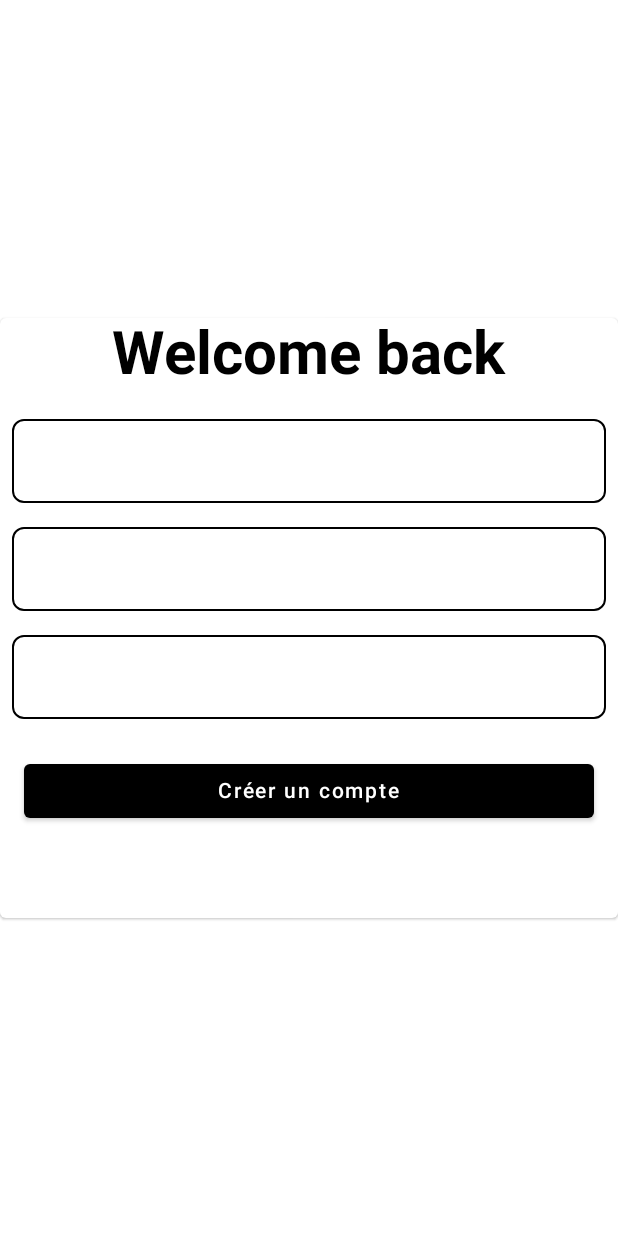
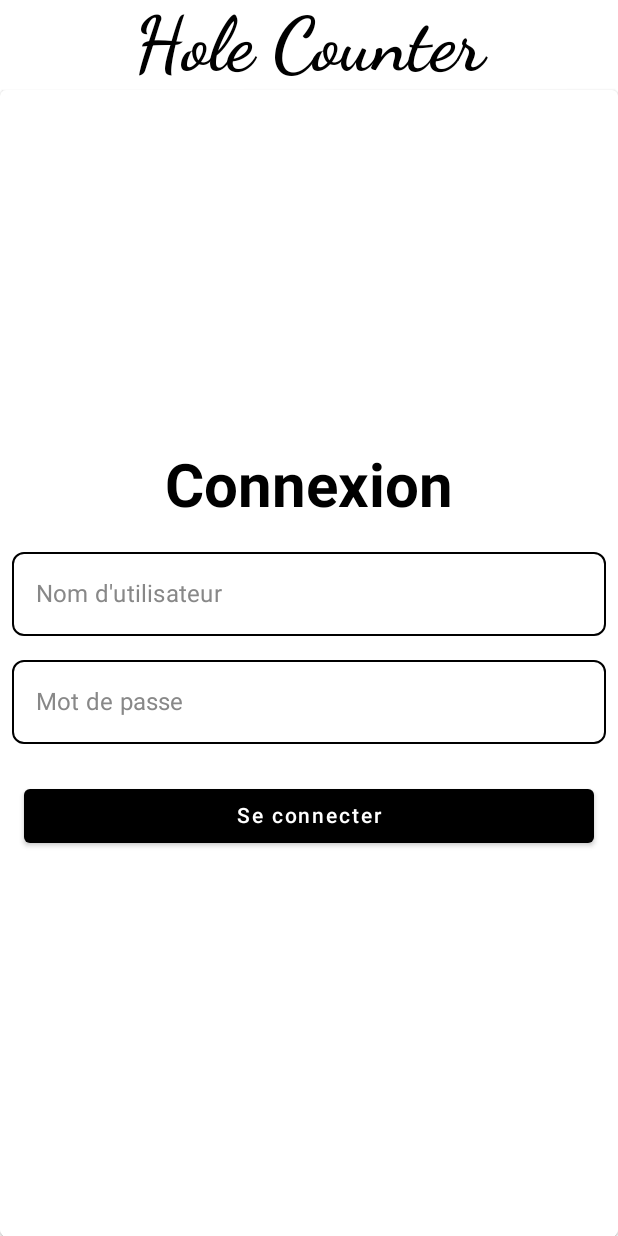
Before and after one commit to HoleCounterOrga/front-end, an Android app built with Jetpack Compose: the screen it shows after launch (MainActivity), after a tap on "Créer un compte", on a phone screen of 412 x 824 dp. Run offline under Robolectric (Android 15) with nearby library versions, the phone set to English and light mode, and no system bars; network calls fail; 2 statements that could not run were skipped.

Commit message:
[FEAT] Create Branch & Refacto Register & Login Component

```diff
--- a/shared/presentation/ui/src/commonMain/kotlin/com/hole/counter/presentation/ui/commons/components/CardComponent.kt
+++ b/shared/presentation/ui/src/commonMain/kotlin/com/hole/counter/presentation/ui/commons/components/CardLoginComponent.kt
@@ -1,5 +1,6 @@
 package com.hole.counter.presentation.ui.commons.components
 
+import androidx.compose.foundation.layout.Arrangement
 import androidx.compose.foundation.layout.Column
 import androidx.compose.foundation.layout.Spacer
 import androidx.compose.foundation.layout.fillMaxSize
@@ -11,6 +12,8 @@ import androidx.compose.material.ButtonDefaults
 import androidx.compose.material.Card
 import androidx.compose.material.Text
 import androidx.compose.runtime.Composable
+import androidx.compose.runtime.mutableStateOf
+import androidx.compose.runtime.remember
 import androidx.compose.ui.Alignment
 import androidx.compose.ui.Modifier
 import androidx.compose.ui.graphics.Color
@@ -19,44 +22,55 @@ import androidx.compose.ui.unit.dp
 import androidx.compose.ui.unit.sp
 
 @Composable
-fun CardComponent(
-    onRegisterClicked: () -> Unit,
-){
+fun CardLoginComponent(
+    onLoginClicked: () -> Unit,
+) {
     Card(
         modifier = Modifier
             .fillMaxWidth()
-            .height(400.dp)
+            .height(800.dp),
     ) {
         Column(
-            modifier = Modifier.fillMaxSize(),
-            horizontalAlignment = Alignment.CenterHorizontally // Centre horizontalement
+            modifier = Modifier
+                .fillMaxSize(),
+            verticalArrangement = Arrangement.Center, // Centre verticalement
+            horizontalAlignment = Alignment.CenterHorizontally, // Centre horizontalement
         ) {
-
             Text(
-                text = "Welcome back",
+                text = "Connexion",
                 fontSize = 40.sp,
                 fontWeight = FontWeight.Bold
             )
 
             Spacer(modifier = Modifier.height(12.dp))
 
-            TextFieldComponent(value = "", placeholder = "", onValueChange = {})
+            // Champ nom d'utilisateur
+            TextFieldComponent(
+                value = "",
+                placeholder = "Nom d'utilisateur",
+                onValueChange = {}
+            )
 
-            TextFieldComponent(value = "", placeholder = "", onValueChange = {})
+            // Champ mot de passe
+            TextFieldComponent(
+                value = "",
+                placeholder = "Mot de passe",
+                onValueChange = {}
+            )
 
-            TextFieldComponent(value = "", placeholder = "", onValueChange = {})
-
+            // Bouton de connexion (renvoie vers le formulaire de login)
             Button(
-                onClick = { onRegisterClicked() },
+                onClick = {
+                    onLoginClicked()
+                },
                 colors = ButtonDefaults.buttonColors(
                     backgroundColor = Color.Black, // Fond noir
                     contentColor = Color.White   // Texte blanc
                 ),
                 modifier = Modifier.fillMaxWidth().padding(16.dp) // Ajout de marges si nécessaire
             ) {
-                Text(text = "Créer un compte")
+                Text(text = "Se connecter")
             }
         }
-
     }
 }
--- /dev/null
+++ b/shared/presentation/ui/src/commonMain/kotlin/com/hole/counter/presentation/ui/commons/components/CardRegisterComponent.kt
@@ -0,0 +1,119 @@
+package com.hole.counter.presentation.ui.commons.components
+
+import androidx.compose.foundation.layout.Arrangement
+import androidx.compose.foundation.layout.Column
+import androidx.compose.foundation.layout.Spacer
+import androidx.compose.foundation.layout.fillMaxSize
+import androidx.compose.foundation.layout.fillMaxWidth
+import androidx.compose.foundation.layout.height
+import androidx.compose.foundation.layout.padding
+import androidx.compose.material.Button
+import androidx.compose.material.ButtonDefaults
+import androidx.compose.material.Card
+import androidx.compose.material.Text
+import androidx.compose.runtime.Composable
+import androidx.compose.runtime.mutableStateOf
+import androidx.compose.runtime.remember
+import androidx.compose.ui.Alignment
+import androidx.compose.ui.Modifier
+import androidx.compose.ui.graphics.Color
+import androidx.compose.ui.text.font.FontWeight
+import androidx.compose.ui.unit.dp
+import androidx.compose.ui.unit.sp
+
+@Composable
+fun CardRegisterComponent(
+    // Utilisé pour renvoyer vers le login si register ou déjà inscrit
+    onRegisterClicked: () -> Unit,
+) {
+    // States pour les champs de texte
+    val password = remember { mutableStateOf("") }
+    val confirmPassword = remember { mutableStateOf("") }
+    val passwordsMatch = password.value == confirmPassword.value
+
+    Card(
+        modifier = Modifier
+            .fillMaxWidth()
+            .height(800.dp),
+    ) {
+        Column(
+            modifier = Modifier
+                .fillMaxSize(),
+            verticalArrangement = Arrangement.Center, // Centre verticalement
+            horizontalAlignment = Alignment.CenterHorizontally, // Centre horizontalement
+        ) {
+            Text(
+                text = "Inscription",
+                fontSize = 40.sp,
+                fontWeight = FontWeight.Bold
+            )
+
+            Spacer(modifier = Modifier.height(12.dp))
+
+            // Champ nom d'utilisateur
+            TextFieldComponent(
+                value = "",
+                placeholder = "Nom d'utilisateur",
+                onValueChange = {}
+            )
+
+            // Champ adresse email
+            TextFieldComponent(
+                value = "",
+                placeholder = "Adresse Email",
+                onValueChange = {}
+            )
+
+            // Champ mot de passe
+            TextFieldComponent(
+                value = password.value,
+                placeholder = "Mot de passe",
+                onValueChange = { password.value = it }
+            )
+
+            // Champ confirmation du mot de passe
+            TextFieldComponent(
+                value = confirmPassword.value,
+                placeholder = "Confirmer le Mot de passe",
+                onValueChange = { confirmPassword.value = it }
+            )
+
+            // Renvoie une erreur si le password est vide ou ne correspond pas
+            if (!passwordsMatch && confirmPassword.value.isNotEmpty()) {
+                Text(
+                    text = "Les mots de passe ne correspondent pas",
+                    color = Color.Red,
+                    modifier = Modifier.padding(8.dp)
+                )
+            }
+
+            // Bouton d'inscription (renvoie vers le formulaire de login)
+            Button(
+                onClick = {
+                    if (passwordsMatch) {
+                        onRegisterClicked()
+                    }
+                },
+                colors = ButtonDefaults.buttonColors(
+                    backgroundColor = Color.Black, // Fond noir
+                    contentColor = Color.White   // Texte blanc
+                ),
+                modifier = Modifier.fillMaxWidth().padding(16.dp) // Ajout de marges si nécessaire
+            ) {
+                Text(text = "Créer un compte")
+            }
+
+            // Bouton de login (renvoie vers le formulaire de login)
+            Button(
+                onClick = { onRegisterClicked() },
+                colors = ButtonDefaults.buttonColors(
+                    backgroundColor = Color.Black, // Fond noir
+                    contentColor = Color.White   // Texte blanc
+                ),
+                modifier = Modifier.fillMaxWidth().padding(16.dp) // Ajout de marges si nécessaire
+            ) {
+                Text(text = "Se connecter")
+            }
+        }
+    }
+}
--- a/shared/presentation/ui/src/commonMain/kotlin/com/hole/counter/presentation/ui/login/LoginScreen.kt
+++ b/shared/presentation/ui/src/commonMain/kotlin/com/hole/counter/presentation/ui/login/LoginScreen.kt
@@ -9,7 +9,10 @@ import androidx.compose.material.Text
 import androidx.compose.runtime.Composable
 import androidx.compose.ui.Alignment
 import androidx.compose.ui.Modifier
-import com.hole.counter.presentation.ui.commons.components.CardComponent
+import androidx.compose.ui.text.font.FontFamily
+import androidx.compose.ui.text.font.FontWeight
+import androidx.compose.ui.unit.sp
+import com.hole.counter.presentation.ui.commons.components.CardLoginComponent
 import com.hole.counter.presentation.ui.login.navigator.LoginComponent
 import com.hole.counter.viewmodels.login.LoginViewModel
 import org.koin.compose.viewmodel.koinViewModel
@@ -27,10 +30,18 @@ fun LoginScreen(
             horizontalAlignment = Alignment.CenterHorizontally // Centre horizontalement
         )  {
 
-            CardComponent(
-                onRegisterClicked = {
+            Text(
+                text = "Hole Counter",
+                fontSize = 50.sp,
+                fontWeight = FontWeight.Bold,
+                fontFamily = FontFamily.Cursive
+            )
+
+            CardLoginComponent(
+                onLoginClicked = {
                     component.onLogin()
                 }
+
             )
         }
     }
--- a/shared/presentation/ui/src/commonMain/kotlin/com/hole/counter/presentation/ui/register/RegisterScreen.kt
+++ b/shared/presentation/ui/src/commonMain/kotlin/com/hole/counter/presentation/ui/register/RegisterScreen.kt
@@ -4,12 +4,16 @@ import androidx.compose.foundation.layout.Arrangement
 import androidx.compose.foundation.layout.Column
 import androidx.compose.foundation.layout.fillMaxSize
 import androidx.compose.material.Scaffold
+import androidx.compose.material.Text
 import androidx.compose.runtime.Composable
 import androidx.compose.runtime.collectAsState
 import androidx.compose.runtime.getValue
 import androidx.compose.ui.Alignment
 import androidx.compose.ui.Modifier
-import com.hole.counter.presentation.ui.commons.components.CardComponent
+import androidx.compose.ui.text.font.FontFamily
+import androidx.compose.ui.text.font.FontWeight
+import androidx.compose.ui.unit.sp
+import com.hole.counter.presentation.ui.commons.components.CardRegisterComponent
 import com.hole.counter.presentation.ui.register.navigator.RegisterComponent
 import com.hole.counter.viewmodels.register.RegisterViewModel
 import org.koin.compose.viewmodel.koinViewModel
@@ -29,7 +33,14 @@ fun RegisterScreen(
             horizontalAlignment = Alignment.CenterHorizontally // Centre horizontalement
         )  {
 
-            CardComponent(
+            Text(
+                text = "Hole Counter",
+                fontSize = 50.sp,
+                fontWeight = FontWeight.Bold,
+                fontFamily = FontFamily.Cursive
+            )
+
+            CardRegisterComponent(
                 onRegisterClicked = {
                     component.onRegister()
                 }
```
Also changed, not shown: 1 other file.
